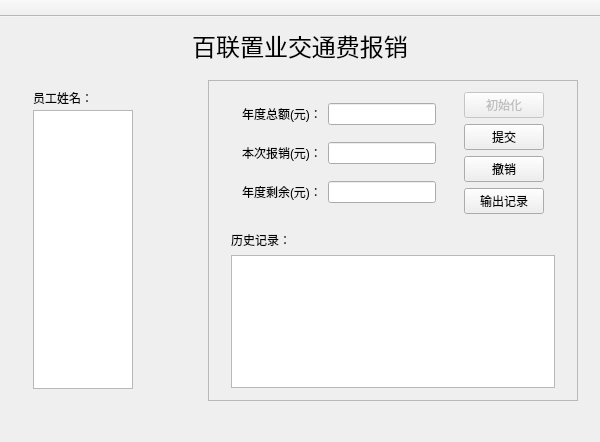
Old version of the form Qt projects/Accountbook/mainwindow.ui in the repository chenomg/AccountBook.
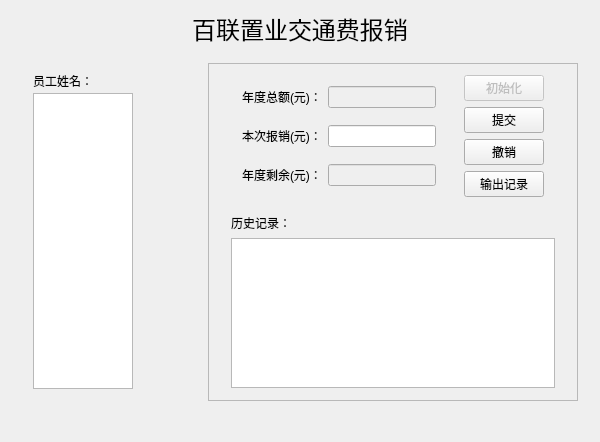
New version of the form.

What changed in the file:
```diff
--- a/Qt projects/Accountbook/mainwindow.ui
+++ b/Qt projects/Accountbook/mainwindow.ui
@@ -134,6 +134,12 @@
             <property name="text">
              <string>员工姓名：</string>
             </property>
+            <property name="alignment">
+             <set>Qt::AlignJustify|Qt::AlignVCenter</set>
+            </property>
+            <property name="wordWrap">
+             <bool>false</bool>
+            </property>
            </widget>
           </item>
           <item>
@@ -144,6 +150,9 @@
               <height>300</height>
              </size>
             </property>
+            <property name="sortingEnabled">
+             <bool>true</bool>
+            </property>
            </widget>
           </item>
          </layout>
@@ -205,7 +214,11 @@
                  </widget>
                 </item>
                 <item row="0" column="1">
-                 <widget class="QLineEdit" name="yearly_lineEdit"/>
+                 <widget class="QLineEdit" name="yearly_lineEdit">
+                  <property name="enabled">
+                   <bool>false</bool>
+                  </property>
+                 </widget>
                 </item>
                 <item row="1" column="0">
                  <widget class="QLabel" name="now_label">
@@ -225,7 +238,11 @@
                  </widget>
                 </item>
                 <item row="2" column="1">
-                 <widget class="QLineEdit" name="remain_lineEdit"/>
+                 <widget class="QLineEdit" name="remain_lineEdit">
+                  <property name="enabled">
+                   <bool>false</bool>
+                  </property>
+                 </widget>
                 </item>
                </layout>
               </widget>
@@ -322,6 +339,12 @@
    <property name="enabled">
     <bool>false</bool>
    </property>
+   <property name="maximumSize">
+    <size>
+     <width>16777215</width>
+     <height>0</height>
+    </size>
+   </property>
    <property name="windowTitle">
     <string/>
    </property>
```
Left out of the diff: 4 changed lines with no effect on the pictures.
